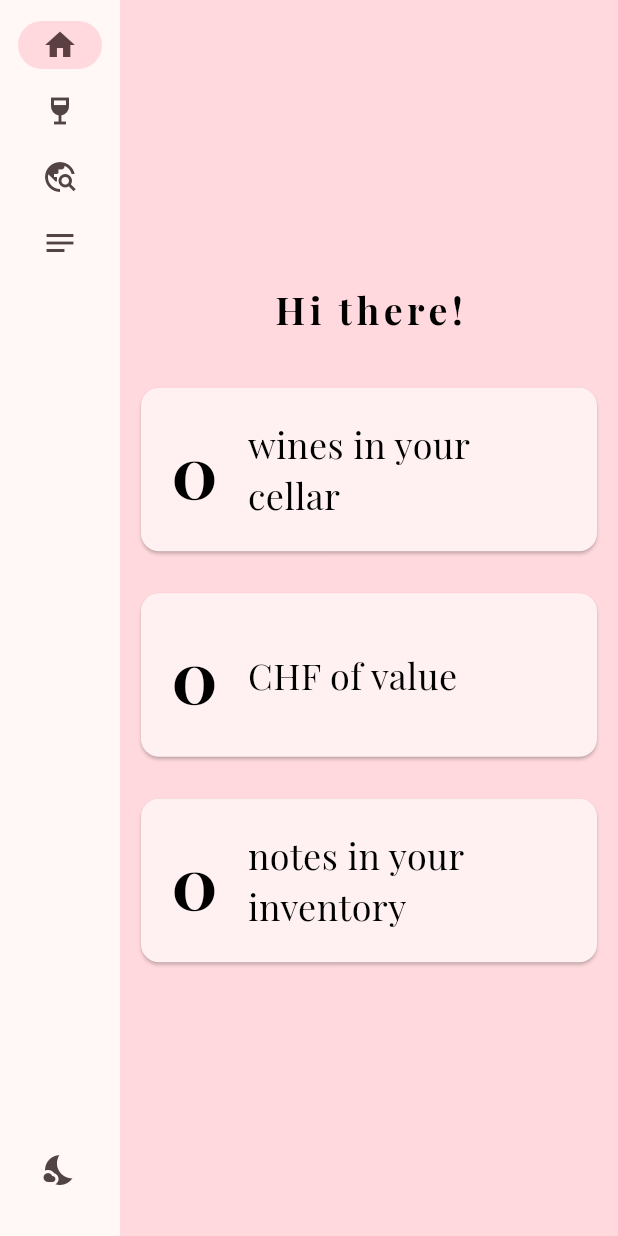
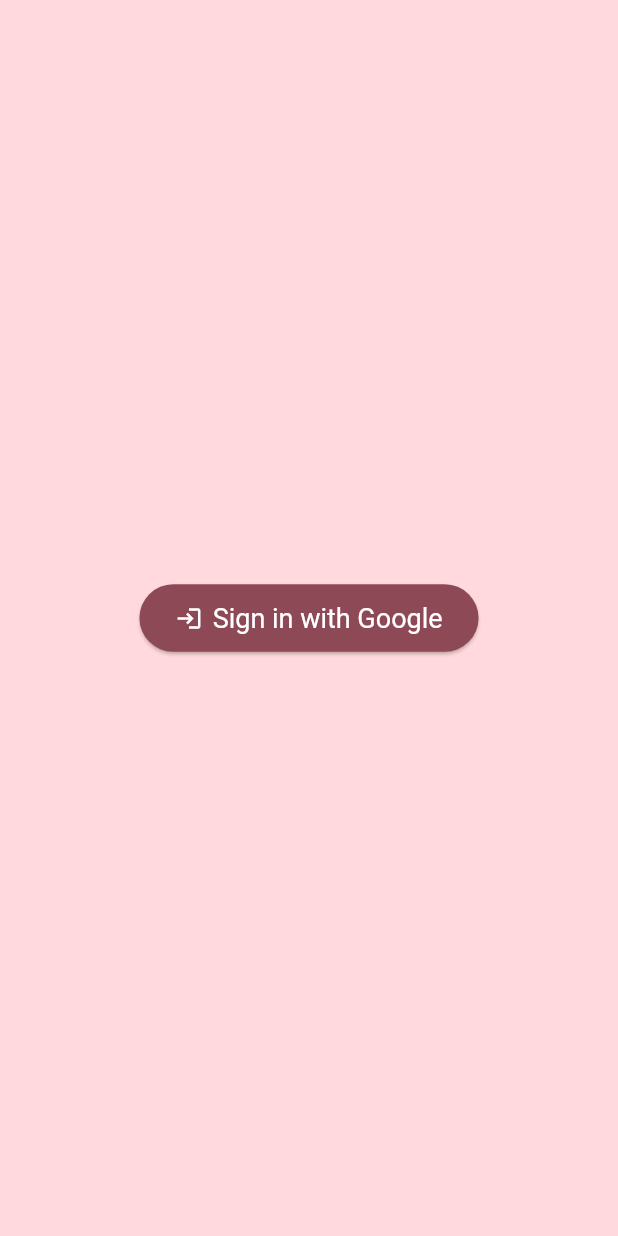
Before and after one commit to Ferrea-96/wiih, a Flutter app: the screen it shows after launch, on a phone screen of 412 x 824 dp. Run offline on Flutter 3.47's test engine with Material 3 defaults, Android fonts, the phone set to English and light mode, and no system bars; our stand-ins replace firebase_auth, firebase_core, firebase_storage, flutter_image_compress, google_fonts, google_sign_in and 3 more; accounts and stored records are empty.

Commit message:
firebase google auth implementation

```diff
--- /dev/null
+++ b/lib/flutter/auth_service.dart
@@ -0,0 +1,29 @@
+import 'package:firebase_auth/firebase_auth.dart';
+import 'package:google_sign_in/google_sign_in.dart';
+
+class AuthService {
+  static final FirebaseAuth _auth = FirebaseAuth.instance;
+  static final GoogleSignIn _googleSignIn = GoogleSignIn();
+
+  static Future<User?> signInWithGoogle() async {
+    final GoogleSignInAccount? googleUser = await _googleSignIn.signIn();
+    if (googleUser == null) return null;
+
+    final GoogleSignInAuthentication googleAuth = await googleUser.authentication;
+
+    final credential = GoogleAuthProvider.credential(
+      accessToken: googleAuth.accessToken,
+      idToken: googleAuth.idToken,
+    );
+
+    final userCredential = await _auth.signInWithCredential(credential);
+    return userCredential.user;
+  }
+
+  static Future<void> signOut() async {
+    await _googleSignIn.signOut();
+    await _auth.signOut();
+  }
+
+  static User? get currentUser => _auth.currentUser;
+}
--- a/lib/main.dart
+++ b/lib/main.dart
@@ -1,20 +1,22 @@
-// ignore_for_file: use_key_in_widget_constructors, prefer_const_constructors, prefer_const_literals_to_create_immutables
 import 'package:flutter/material.dart';
+import 'package:firebase_core/firebase_core.dart';
+import 'package:provider/provider.dart';
 import 'package:google_fonts/google_fonts.dart';
-import 'package:provider/provider.dart';
+import 'package:firebase_auth/firebase_auth.dart';
+import 'package:wiih/classes/change_notifier.dart';
+import 'package:wiih/flutter/firebase_options.dart';
+import 'package:wiih/pages/login_page.dart';
+import 'package:wiih/pages/home_page.dart';
+import 'package:wiih/pages/country_page.dart';
+import 'package:wiih/pages/cellar_page.dart';
+import 'package:wiih/pages/notes_page.dart';
 import 'package:wiih/classes/animated_wine_bottle.dart';
-import 'package:wiih/classes/change_notifier.dart';
 import 'package:wiih/classes/notes_util.dart';
 import 'package:wiih/classes/wines_util.dart';
-import 'package:wiih/pages/cellar_page.dart';
-import 'package:wiih/pages/country_page.dart';
-import 'package:wiih/pages/home_page.dart';
-import 'package:wiih/pages/notes_page.dart';
-import 'package:firebase_core/firebase_core.dart';
 
 void main() async {
   WidgetsFlutterBinding.ensureInitialized();
-  await Firebase.initializeApp();
+  await Firebase.initializeApp(options: DefaultFirebaseOptions.currentPlatform);
 
   runApp(
     MultiProvider(
@@ -28,14 +30,14 @@
 }
 
 class MyApp extends StatefulWidget {
-  const MyApp({Key? key}) : super(key: key);
+  const MyApp({super.key});
 
   @override
   State<MyApp> createState() => _MyAppState();
 }
 
 class _MyAppState extends State<MyApp> {
-  bool _isDarkMode = false; // State for dark mode
+  bool _isDarkMode = false;
 
   @override
   Widget build(BuildContext context) {
@@ -44,63 +46,74 @@
       theme: ThemeData(
         useMaterial3: true,
         colorScheme: ColorScheme.fromSeed(
-          seedColor: Color(0x00ff0266),
+          seedColor: const Color(0xFFff0266),
           brightness: Brightness.light,
         ),
-        textTheme: GoogleFonts.playfairDisplayTextTheme(
-          Theme.of(context).textTheme,
-        ).apply(
-          bodyColor: Colors.black, // Light theme text color
+        textTheme: GoogleFonts.playfairDisplayTextTheme().apply(
+          bodyColor: Colors.black,
           displayColor: Colors.black,
         ),
       ),
       darkTheme: ThemeData(
         useMaterial3: true,
         colorScheme: ColorScheme.fromSeed(
-          seedColor: Color(0x00ff0266),
+          seedColor: const Color(0xFFff0266),
           brightness: Brightness.dark,
         ),
-        textTheme: GoogleFonts.playfairDisplayTextTheme(
-          Theme.of(context).textTheme,
-        ).apply(
-          bodyColor: Theme.of(context).colorScheme.secondaryContainer, // Dark theme text color
-          displayColor: Theme.of(context).colorScheme.secondaryContainer,
+        textTheme: GoogleFonts.playfairDisplayTextTheme().apply(
+          bodyColor: Colors.white,
+          displayColor: Colors.white,
         ),
       ),
+      themeMode: _isDarkMode ? ThemeMode.dark : ThemeMode.light,
+      home: AuthenticatedApp(
+        isDarkMode: _isDarkMode,
+        onThemeToggle: (val) => setState(() => _isDarkMode = val),
+      ),
+    );
+  }
+}
 
-      themeMode: _isDarkMode
-          ? ThemeMode.dark
-          : ThemeMode.light, // Use the toggle state
-      home: MyHomePage(
-        isInitialLoading: true,
-        onThemeToggle: (value) {
-          setState(() {
-            _isDarkMode = value; // Update the theme mode
-          });
-        },
-      ),
+class AuthenticatedApp extends StatelessWidget {
+  final bool isDarkMode;
+  final ValueChanged<bool> onThemeToggle;
+
+  const AuthenticatedApp({super.key, required this.isDarkMode, required this.onThemeToggle});
+
+  @override
+  Widget build(BuildContext context) {
+    return StreamBuilder<User?>(
+      stream: FirebaseAuth.instance.authStateChanges(),
+      builder: (context, snapshot) {
+        if (snapshot.connectionState == ConnectionState.waiting) {
+          return const Scaffold(
+            body: Center(child: CircularProgressIndicator()),
+          );
+        } else if (snapshot.hasData) {
+          return MyHomePage(
+            isInitialLoading: true,
+            onThemeToggle: onThemeToggle,
+          );
+        } else {
+          return const LoginPage();
+        }
+      },
     );
   }
 }
 
 class MyHomePage extends StatefulWidget {
   final bool isInitialLoading;
-  final ValueChanged<bool> onThemeToggle; // Callback for theme toggle
+  final ValueChanged<bool> onThemeToggle;
 
-  const MyHomePage({
-    Key? key,
-    required this.isInitialLoading,
-    required this.onThemeToggle,
-  }) : super(key: key);
+  const MyHomePage({Key? key, required this.isInitialLoading, required this.onThemeToggle}) : super(key: key);
 
   @override
   State<MyHomePage> createState() => _MyHomePageState();
 }
 
 class _MyHomePageState extends State<MyHomePage> {
-  var selectedIndex = 0;
-  // ignore: unused_field
-  late Future<void> _initialLoadFuture;
+  int selectedIndex = 0;
   late WineList wineList;
   late NotesList notesList;
   bool _isInitialLoading = true;
@@ -110,12 +123,12 @@
     super.initState();
     wineList = Provider.of<WineList>(context, listen: false);
     notesList = Provider.of<NotesList>(context, listen: false);
-    _initialLoadFuture = _loadInitialData();
+    _loadInitialData();
   }
 
   Future<void> _loadInitialData() async {
     if (widget.isInitialLoading) {
-      await Future.delayed(Duration(seconds: 2));
+      await Future.delayed(const Duration(seconds: 2));
     }
     await WinesUtil.loadWines(wineList);
     await NotesUtil.loadNotes(notesList);
@@ -126,8 +139,8 @@
 
   @override
   Widget build(BuildContext context) {
-    return LayoutBuilder(builder: (context, constraints) {
-      return Scaffold(
+    return LayoutBuilder(
+      builder: (context, constraints) => Scaffold(
         body: Row(
           children: [
             SafeArea(
@@ -136,7 +149,7 @@
                   Expanded(
                     child: NavigationRail(
                       extended: constraints.maxWidth >= 600,
-                      destinations: [
+                      destinations: const [
                         NavigationRailDestination(
                           icon: Icon(Icons.home),
                           label: Text('Home'),
@@ -155,70 +168,53 @@
                         ),
                       ],
                       selectedIndex: selectedIndex,
-                      onDestinationSelected: (value) {
-                        setState(() {
-                          selectedIndex = value;
-                        });
+                      onDestinationSelected: (index) {
+                        setState(() => selectedIndex = index);
                       },
                     ),
                   ),
-                  // Icon toggle for dark and light mode at the bottom
                   Padding(
-                    padding: EdgeInsets.fromLTRB(0, 0, 0, 20),
-                    child: _darkModeIcon(context),
-                  ),
+                    padding: const EdgeInsets.only(bottom: 20),
+                    child: IconButton(
+                      icon: Icon(
+                        Theme.of(context).brightness == Brightness.dark ? Icons.wb_sunny : Icons.nights_stay,
+                      ),
+                      onPressed: () {
+                        widget.onThemeToggle(
+                          Theme.of(context).brightness != Brightness.dark,
+                        );
+                      },
+                    ),
+                  )
                 ],
               ),
             ),
             Expanded(
               child: Container(
                 color: Theme.of(context).colorScheme.primaryContainer,
-                child: _buildPage(context),
+                child: _isInitialLoading
+                    ? Center(child: AnimatedWineBottleIcon())
+                    : _buildPageContent(),
               ),
-            ),
+            )
           ],
         ),
-      );
-    });
-  }
-
-  IconButton _darkModeIcon(BuildContext context) {
-    return IconButton(
-      icon: Icon(
-        Theme.of(context).brightness == Brightness.dark
-            ? Icons.wb_sunny // Sun icon for light mode
-            : Icons.nights_stay, // Moon icon for dark mode
       ),
-      onPressed: () {
-        // Toggle between light and dark mode
-        bool isDarkMode = Theme.of(context).brightness == Brightness.dark;
-        widget.onThemeToggle(!isDarkMode);
-      },
     );
   }
 
-  Widget _buildPage(BuildContext context) {
-    if (_isInitialLoading) {
-      return Center(
-        child: AnimatedWineBottleIcon(),
-      );
-    } else {
-      return _buildPageContent(context);
-    }
-  }
-
-  Widget _buildPageContent(BuildContext context) {
+  Widget _buildPageContent() {
     switch (selectedIndex) {
       case 0:
-        return HomePage();
+        return const HomePage();
       case 1:
-        return CellarPage();
+        return const CellarPage();
       case 2:
-        return CountryPage();
+        return const CountryPage();
       case 3:
-        return NotesPage();
+        return const NotesPage();
       default:
-        throw UnimplementedError('no widget for index $selectedIndex');
+        return const Center(child: Text('Unknown Page'));
     }
   }
 }
--- a/lib/pages/home_page.dart
+++ b/lib/pages/home_page.dart
@@ -1,3 +1,5 @@
+// Updated home_page.dart with proper constructor arguments for dark mode toggle
+
 import 'package:flutter/material.dart';
 import 'package:provider/provider.dart';
 import 'package:wiih/classes/change_notifier.dart';
@@ -8,10 +10,10 @@
 
   @override
   Widget build(BuildContext context) {
-    return homeScreen();
+    return homeScreen(context);
   }
 
-  Widget homeScreen() {
+  Widget homeScreen(BuildContext context) {
     return Center(
       child: SingleChildScrollView(
         physics: const AlwaysScrollableScrollPhysics(),
--- /dev/null
+++ b/lib/pages/login_page.dart
@@ -0,0 +1,36 @@
+import 'package:flutter/material.dart';
+import 'package:wiih/flutter/auth_service.dart';
+
+class LoginPage extends StatelessWidget {
+  const LoginPage({super.key});
+
+  @override
+  Widget build(BuildContext context) {
+    return Scaffold(
+      backgroundColor: Theme.of(context).colorScheme.secondaryContainer,
+      body: Center(
+        child: ElevatedButton.icon(
+          icon: const Icon(Icons.login),
+          label: const Text('Sign in with Google'),
+          style: ElevatedButton.styleFrom(
+            backgroundColor: Theme.of(context).colorScheme.primary,
+            foregroundColor: Theme.of(context).colorScheme.onPrimary,
+            padding: const EdgeInsets.symmetric(horizontal: 24, vertical: 12),
+            textStyle: const TextStyle(fontSize: 18),
+          ),
+          onPressed: () async {
+            try {
+              final user = await AuthService.signInWithGoogle();
+              if (user != null) {}
+            } catch (e) {
+              ScaffoldMessenger.of(context).showSnackBar(
+                const SnackBar(
+                    content: Text('Login failed. Please try again.')),
+              );
+            }
+          },
+        ),
+      ),
+    );
+  }
+}
```
Also changed, not shown: pubspec.yaml (+4 -4 lines), firebase.json (added), lib/flutter/firebase_options.dart (added), pubspec.lock, 4 other files.
